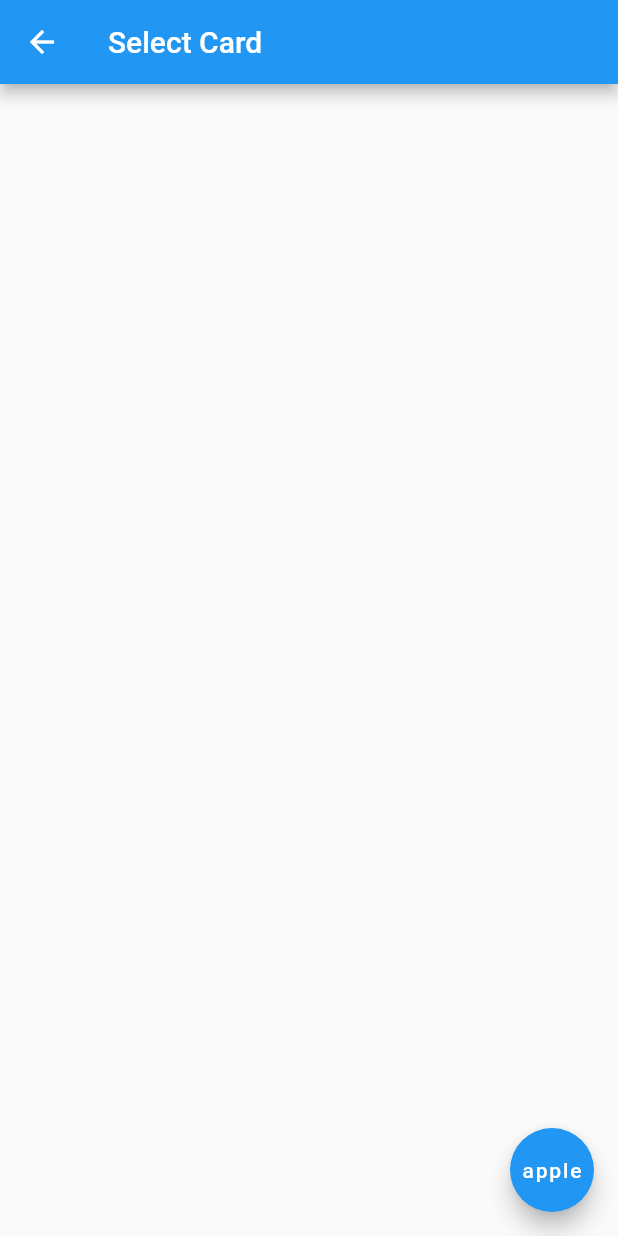
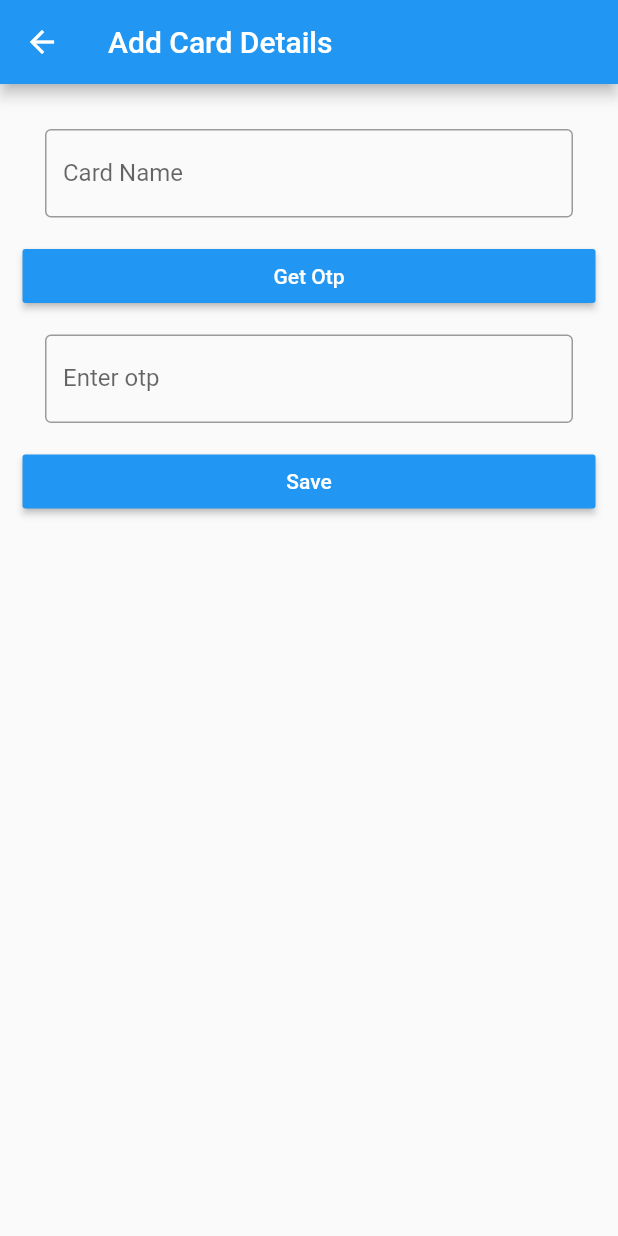
Before and after one commit to C-m3-Codin/chebank, a Flutter app: the screen it shows after launch, on a phone screen of 412 x 824 dp. Run offline on Flutter 3.47's test engine with Material 2 defaults, Android fonts, the phone set to English and light mode, and no system bars; our stand-ins replace camera, cloud_firestore, firebase_auth, firebase_core, image_picker; missing offline and left inert: barcode_scan_fix, tflite; accounts and stored records are empty.

Commit message:
otp card add

```diff
--- /dev/null
+++ b/lib/PhoneVerify.dart
@@ -0,0 +1,146 @@
+// import 'dart:html';
+
+import 'package:chebank/pages/ReadQr.dart';
+import 'package:chebank/services/GetData.dart';
+import 'package:firebase_auth/firebase_auth.dart';
+import 'package:flutter/material.dart';
+
+class PhoneVerify extends StatefulWidget {
+  @override
+  _PhoneVerifyState createState() => _PhoneVerifyState();
+}
+
+class _PhoneVerifyState extends State<PhoneVerify> {
+  String _verificationCode;
+  TextEditingController cNumberControl = new TextEditingController();
+  TextEditingController cOtpController = new TextEditingController();
+
+  @override
+  Widget build(BuildContext context) {
+    return Scaffold(
+        appBar: AppBar(
+          title: Text('Add Card Details'),
+        ),
+        body: Padding(
+            padding: EdgeInsets.all(15),
+            child: ListView(
+              shrinkWrap: true,
+              children: <Widget>[
+                Padding(
+                  padding: EdgeInsets.all(15),
+                  child: TextField(
+                    controller: cNumberControl,
+                    decoration: InputDecoration(
+                      border: OutlineInputBorder(),
+                      labelText: 'Card Name',
+                      hintText: 'Enter a Card Name',
+                    ),
+                  ),
+                ),
+                // Padding(
+                //   padding: EdgeInsets.all(15),
+                //   child: TextField(
+                //     controller: cNoControl,
+                //     decoration: InputDecoration(
+                //       border: OutlineInputBorder(),
+                //       labelText: 'Card Number',
+                //       hintText: 'Enter Card Number',
+                //     ),
+                //   ),
+                // ),
+                RaisedButton(
+                  textColor: Colors.white,
+                  color: Colors.blue,
+                  child: Text('Get Otp'),
+                  onPressed: () {
+                    print("\n\n\n\n\n\n\n gonna verify");
+                    _verifyPhone(cNumberControl.text);
+                  },
+                ),
+
+                Padding(
+                  padding: EdgeInsets.all(15),
+                  child: TextField(
+                    controller: cOtpController,
+                    decoration: InputDecoration(
+                      border: OutlineInputBorder(),
+                      labelText: 'Enter otp',
+                      hintText: 'Otp enter',
+                    ),
+                  ),
+                ),
+                RaisedButton(
+                  textColor: Colors.white,
+                  color: Colors.blue,
+                  child: Text('Save'),
+                  onPressed: () async {
+                    try {
+                      await FirebaseAuth.instance
+                          .signInWithCredential(PhoneAuthProvider.credential(
+                              verificationId: _verificationCode,
+                              smsCode: cOtpController.text))
+                          .then((value) async {
+                        if (value.user != null) {
+                          Navigator.pushAndRemoveUntil(
+                              context,
+                              MaterialPageRoute(builder: (context) => ScanQR()),
+                              (route) => false);
+                        }
+                      });
+                    } catch (e) {
+                      print("\n\n\n\n\n\n\n\n ${e.toString()}");
+                    }
+                  },
+                )
+              ],
+            )));
+  }
+
+  _verifyPhone(String number) async {
+    await FirebaseAuth.instance.verifyPhoneNumber(
+        phoneNumber: '+91' + number,
+        verificationCompleted: (PhoneAuthCredential credential) async {
+          await FirebaseAuth.instance
+              .signInWithCredential(credential)
+              .then((value) async {
+            if (value.user != null) {
+              Navigator.pushAndRemoveUntil(
+                  context,
+                  MaterialPageRoute(builder: (context) => ScanQR()),
+                  (route) => false);
+            }
+          });
+        },
+        verificationFailed: (FirebaseAuthException e) {
+          print(e.message);
+        },
+        codeSent: (String verficationID, int resendToken) {
+          print("\n\n\n\n\n\n\n gonna send verify id");
+          print("\n\n\n\n\n\n\n verify id is ${verficationID}");
+          setState(() {
+            _verificationCode = verficationID;
+          });
+        },
+        codeAutoRetrievalTimeout: (String verificationID) {
+          setState(() {
+            _verificationCode = verificationID;
+          });
+        },
+        timeout: Duration(seconds: 120));
+  }
+}
+
+// void signInWithPhoneNumber() async {
+// try {
+// final AuthCredential credential = PhoneAuthProvider.credential(
+// verificationId: _verificationId,
+// smsCode: _smsController.text,
+// );
+//
+// final User user = (await _auth.signInWithCredential(credential)).user;
+//
+// showSnackbar("Successfully signed in UID: ${user.uid}");
+// } catch (e) {
+// showSnackbar("Failed to sign in: " + e.toString());
+// }
+// }
--- a/lib/main.dart
+++ b/lib/main.dart
@@ -1,8 +1,10 @@
+import 'package:chebank/PhoneVerify.dart';
 import 'package:chebank/models/CardModel.dart';
 import 'package:chebank/pages/CardSelectPage.dart';
 import 'package:chebank/pages/FaceRecoog.dart';
 import 'package:chebank/pages/FirstScreen.dart';
 import 'package:chebank/pages/ReadQr.dart';
+import 'package:chebank/pages/addCard.dart';
 import 'package:chebank/pages/test.dart';
 import 'package:chebank/services/GetData.dart';
 import 'package:firebase_auth/firebase_auth.dart';
@@ -36,14 +38,16 @@ class MyApp extends StatelessWidget {
       ],
       child: MaterialApp(
         title: "Bank",
-        initialRoute: "/CardsList",
+        initialRoute: "/phoneVerify",
         routes: {
           '/First': (context) => FirstPage(),
           '/QR': (context) => ScanQR(),
           '/': (context) => DecideLoginPage(),
           '/CardsList': (context) => DisplayCards(),
           '/face': (context) => FaceDetection(),
-          '/face2': (context) => FaceDetectionFromLiveCamera()
+          '/addCard': (context) => AddAccount(),
+          '/face2': (context) => FaceDetectionFromLiveCamera(),
+          '/phoneVerify': (context) => PhoneVerify()
         },
       ),
     );
--- a/lib/models/CardModel.dart
+++ b/lib/models/CardModel.dart
@@ -9,16 +9,17 @@ CardDeets cardDeetsFromJson(String str) => CardDeets.fromJson(json.decode(str));
 String cardDeetsToJson(CardDeets data) => json.encode(data.toJson());
 
 class CardDeets {
-  CardDeets({
-    this.balance,
-    this.personName,
-    this.id,
-    this.cardNo,
-    this.transactions,
-  });
+  CardDeets(
+      {this.balance,
+      this.personName,
+      this.id,
+      this.cardNo,
+      this.transactions,
+      this.password});
 
   String balance;
   String personName;
+  String password;
   String id;
   String cardNo;
   List<Transaction> transactions;
@@ -27,6 +28,7 @@ class CardDeets {
         balance: json["balance"],
         personName: json["personName"],
         id: json["id"],
+        password: json["pass"],
         cardNo: json["cardNo"],
         transactions: List<Transaction>.from(
             json["transactions"].map((x) => Transaction.fromJson(x))),
```
Also changed, not shown: lib/pages/addCard.dart (added, +83 -0 lines), lib/services/GetData.dart (+26 -0 lines).
